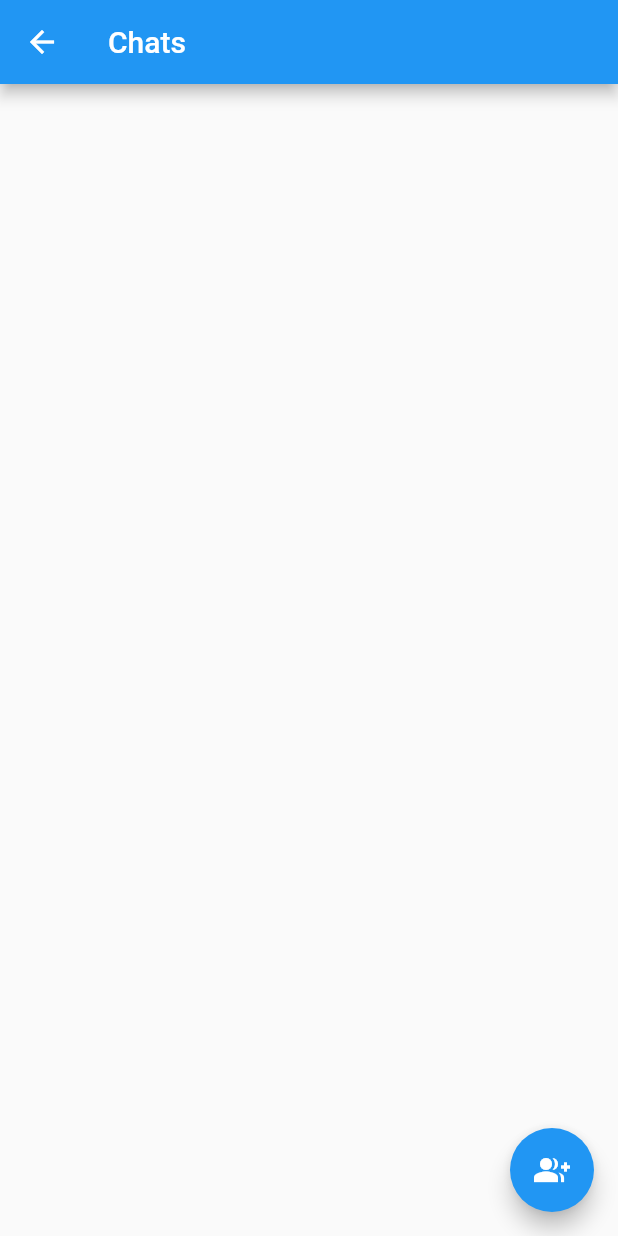
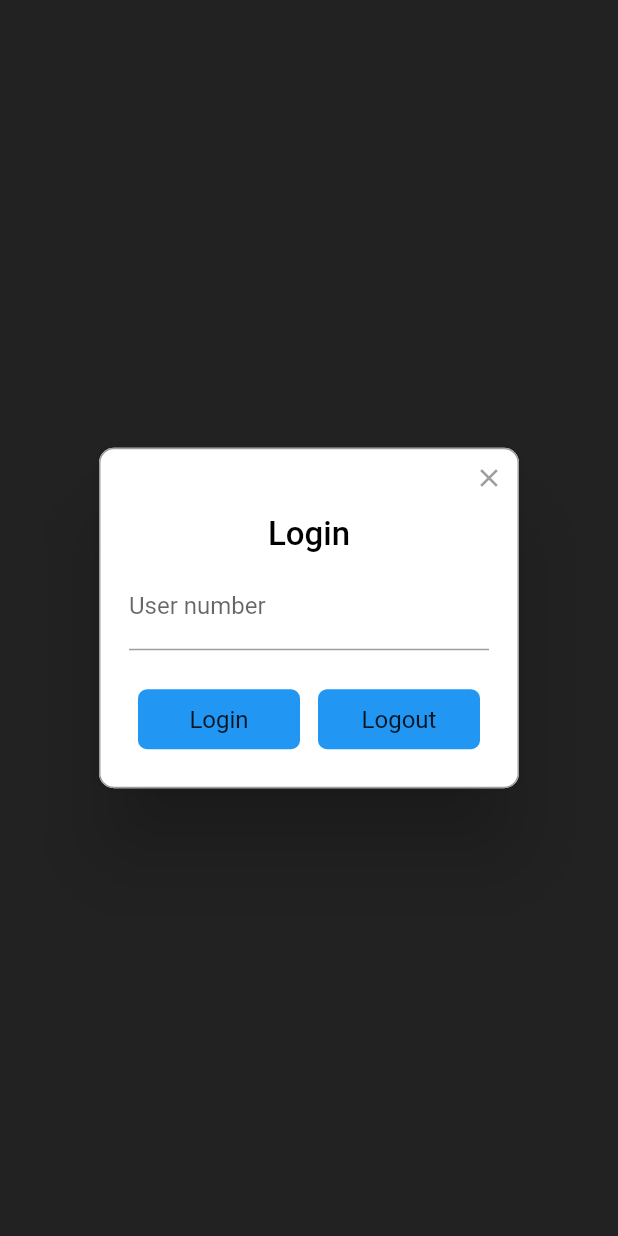
Before and after one commit to OryxSystems/MessagingMobileApp, a Flutter app: the HomeScreen screen opened directly, on a phone screen of 412 x 824 dp. Run offline on Flutter 3.47's test engine with Material 2 defaults, Android fonts, the phone set to English and light mode, and no system bars; drawn by our look-alikes of rflutter_alert; our stand-ins replace cloud_firestore, firebase_core, firebase_storage, image_picker, photo_view, rxdart and 2 more; accounts and stored records are empty; statements that could not run were skipped.

Commit message:
added login with number

```diff
--- a/lib/src/screens/home_screen.dart
+++ b/lib/src/screens/home_screen.dart
@@ -1,26 +1,135 @@
+import 'package:CommunityHelp/src/resources/repository.dart';
 import 'package:flutter/material.dart';
 import 'package:cloud_firestore/cloud_firestore.dart';
 import 'package:provider/provider.dart';
+import 'package:shared_preferences/shared_preferences.dart';
+import 'package:rflutter_alert/rflutter_alert.dart';
+
 import '../models/user_model.dart';
 
-class HomeScreen extends StatelessWidget {
-  final String name;
-  final String number;
+class HomeScreen extends StatefulWidget {
+  HomeScreenState createState() => HomeScreenState();
+}
+
+class HomeScreenState extends State<HomeScreen> {
+  String name;
+  String number;
   final String _collection1 = 'users';
   final String _collection2 = 'groups';
+  TextEditingController usernameController = new TextEditingController();
+  TextEditingController usernumberController = new TextEditingController();
 
-  HomeScreen({this.name, this.number});
+  //HomeScreen({this.name, this.number});
+
+  Future<bool> checkPrefs(BuildContext context, bool newLogin) async {
+    bool loggedIn = false;
+    SharedPreferences prefs = await SharedPreferences.getInstance();
+    String uname = prefs.getString('name');
+    String unumber = prefs.getString('number');
+    var user = context.read<UserModel>();
+    if (unumber != null && !newLogin) {
+      print(unumber);
+      name = uname;
+      number = unumber;
+      user.setName(uname);
+      user.setNumber(unumber);
+      loggedIn = true;
+    } else {
+      Alert(
+          context: context,
+          title: newLogin ? 'Change account' : 'Login',
+          content: Column(children: <Widget>[
+            /*TextField(
+              controller: usernameController,
+              decoration: InputDecoration(labelText: 'User name'),
+            ),*/
+            TextField(
+              controller: usernumberController,
+              decoration: InputDecoration(labelText: 'User number'),
+            )
+          ]),
+          buttons: [
+            DialogButton(
+              child: Text('Login'),
+              onPressed: () async {
+                // TODO - better check
+                String n = await context
+                    .read<Repository>()
+                    .getNameFromNumber(usernumberController.text);
+                print('name: $n');
+                if (n != '' && usernumberController.text != null) {
+                  user.setName(n);
+                  user.setNumber(usernumberController.text);
+                  prefs.setString('name', n);
+                  prefs.setString('number', usernumberController.text);
+                  loggedIn = true;
+                } else {
+                  print('Wrong number');
+                }
+                setState(() {
+                  usernameController.clear();
+                  usernumberController.clear();
+                  Navigator.pop(context);
+                });
+              },
+            ),
+            DialogButton(
+              child: Text('Logout'),
+              onPressed: () {
+                prefs.setString('name', null);
+                prefs.setString('number', null);
+                user.setName(null);
+                user.setNumber(null);
+                setState(() {
+                  usernameController.clear();
+                  usernumberController.clear();
+                  Navigator.pop(context);
+                });
+              },
+            )
+          ]).show();
+      //prefs.setString('userName', 'Barry');
+      //print('not logged in');
+    }
+    return loggedIn;
+  }
+
+  loginScreen() {}
 
   Widget build(context) {
     // adds the name and number to the provider
-    var user = context.watch<UserModel>();
+    /*var user = context.watch<UserModel>();
     user.setName(name);
-    user.setNumber(number);
-
+    user.setNumber(number);*/
+    //bool b = await checkPrefs();
+    return FutureBuilder(
+      future: checkPrefs(context, false),
+      builder: (context, snapshot) {
+        if (snapshot.connectionState == ConnectionState.done) {
+          if (!snapshot.data) {
             return Scaffold(
-      appBar: AppBar(
-        title: Text('Chats'),
+                body: Center(
+              child: RaisedButton(
+                child: Text('Login'),
+                onPressed: () {
+                  checkPrefs(context, true);
+                },
               ),
+            ));
+          } else {
+            return Scaffold(
+              appBar: AppBar(title: Text('Chats'), actions: <Widget>[
+                Padding(
+                  padding: EdgeInsets.only(right: 20.0),
+                  child: GestureDetector(
+                    onTap: () {
+                      checkPrefs(context, true);
+                      //Navigator.pushNamed(context, '/report_incident{$groupId}');
+                    },
+                    child: Icon(Icons.account_circle),
+                  ),
+                ),
+              ]),
               floatingActionButton: FloatingActionButton(
                 child: Icon(Icons.group_add),
                 onPressed: () {
@@ -47,6 +156,14 @@ class HomeScreen extends StatelessWidget {
               ),
             );
           }
+        } else {
+          return Center(
+            child: CircularProgressIndicator(),
+          );
+        }
+      },
+    );
+  }
 
   // the groups which the member belongs to
   Widget buildGroup(BuildContext context, DocumentSnapshot document) {
--- a/lib/src/screens/incident_report.dart
+++ b/lib/src/screens/incident_report.dart
@@ -346,10 +346,10 @@ class NewReportState extends State<NewReport> {
           _isLoading = false;
         });
         snapshot.ref.getDownloadURL().then((value) => print('Done: $value'));
+        onSendMessage(description, incident);
         Navigator.pop(context);
       });
     }
-    onSendMessage(description, incident);
   }
 
   // Sends the input data(content) to the firebase firestore
--- a/pubspec.yaml
+++ b/pubspec.yaml
@@ -35,6 +35,7 @@ dependencies:
   rflutter_alert: ^1.1.0
   video_player: '>=0.11.1+2 <2.0.0'
   photo_view: ^0.10.2
+  shared_preferences: '>=0.5.12+2 <2.0.0'
 
 
   # The following adds the Cupertino Icons font to your application.
```
Also changed, not shown: lib/src/app.dart (+10 -12 lines), lib/src/resources/repository.dart (+21 -2 lines), pubspec.lock, 5 other files. Lines whose indentation alone changed are shown as unchanged.
